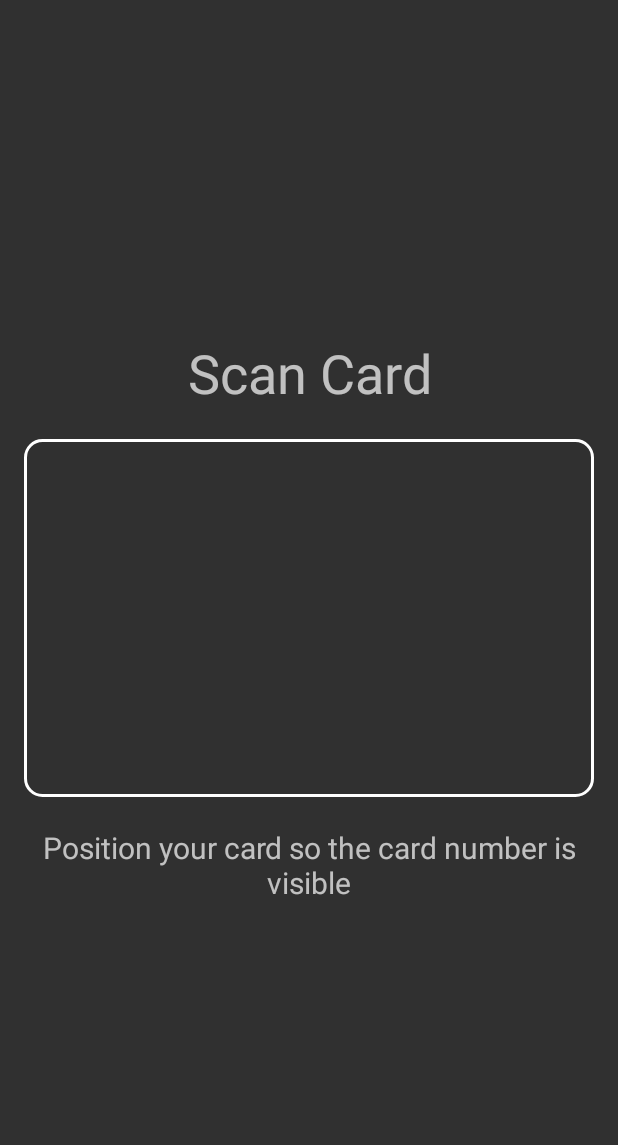
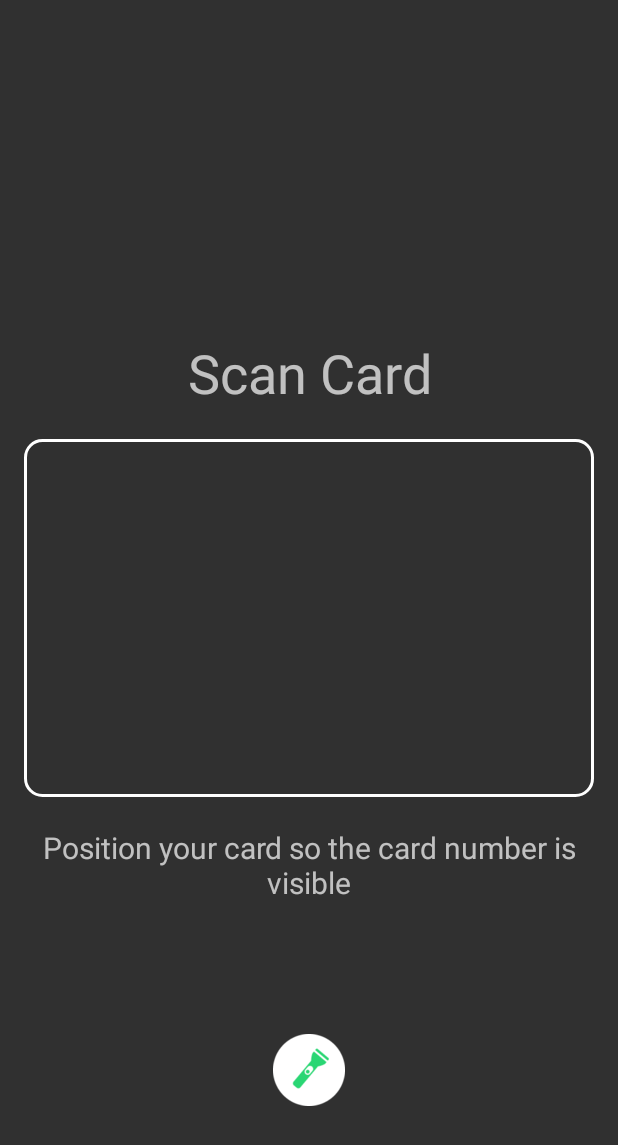
Before and after one commit to getbouncer/cardscan-android, an Android app: the ScanActivity screen opened directly, with no data from a screen before it, on a phone screen of 412 x 824 dp. Shown: the top 1145 px of the screen. Run offline under Robolectric (Android 15) with nearby library versions, the phone set to English and light mode, and no system bars.

Commit message:
fix flashlight button

```diff
--- a/cardscan/src/main/res/layout/activity_camera_capture.xml
+++ b/cardscan/src/main/res/layout/activity_camera_capture.xml
@@ -61,17 +61,18 @@
         app:layout_constraintStart_toStartOf="parent"
         app:layout_constraintTop_toBottomOf="@+id/view" />
 
-    <ImageButton
+    <Button
         android:id="@+id/flashlightButton"
+        android:drawableTop = "@drawable/flashlight"
+        android:background="@android:color/transparent"
+        android:paddingTop="8dp"
         android:layout_width="64dp"
         android:layout_height="64dp"
         android:contentDescription="@string/flashlight_button"
         app:layout_constraintBottom_toBottomOf="@+id/texture"
         app:layout_constraintEnd_toEndOf="parent"
         app:layout_constraintStart_toStartOf="parent"
-        app:layout_constraintTop_toBottomOf="@+id/positionCard"
-        app:srcCompat="@drawable/flashlight"
-        android:visibility="invisible"/>
+        app:layout_constraintTop_toBottomOf="@+id/positionCard" />
 
     <ImageView
         android:id="@+id/debugImageView"
```
Also changed, not shown: cardscan/src/main/res/drawable-hdpi/flashlight.png, cardscan/src/main/res/drawable-mdpi/flashlight.png, cardscan/src/main/res/drawable-xhdpi/flashlight.png, cardscan/src/main/res/drawable-xxhdpi/flashlight.png, cardscan/src/main/res/drawable-xxxhdpi/flashlight.png.
